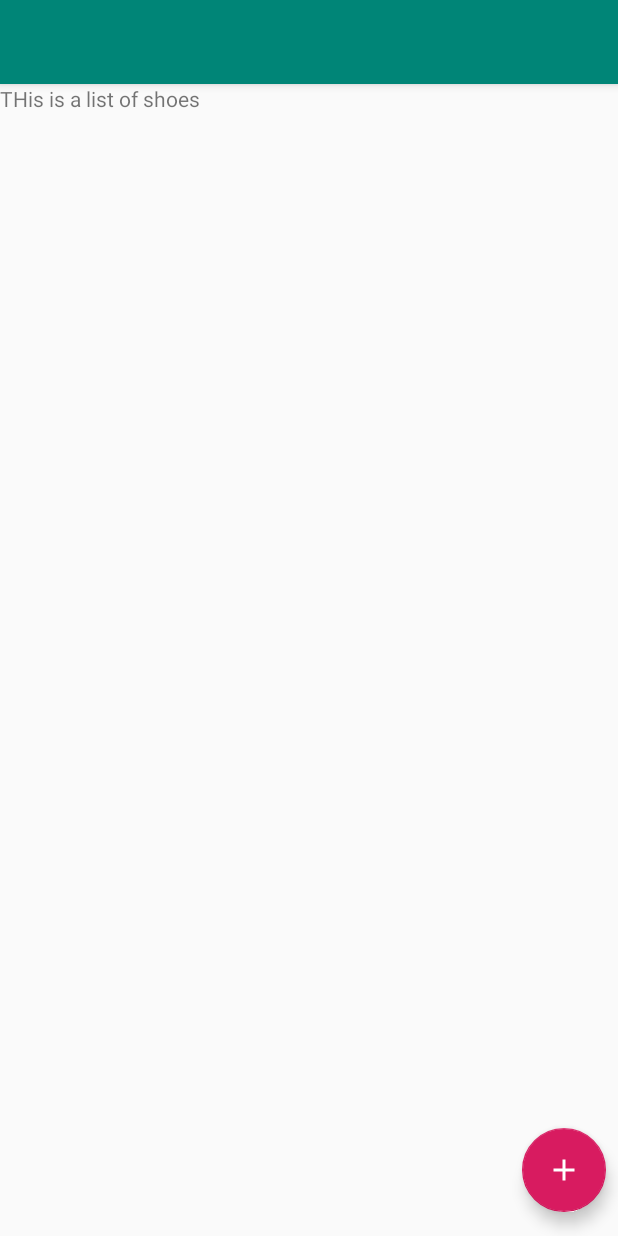
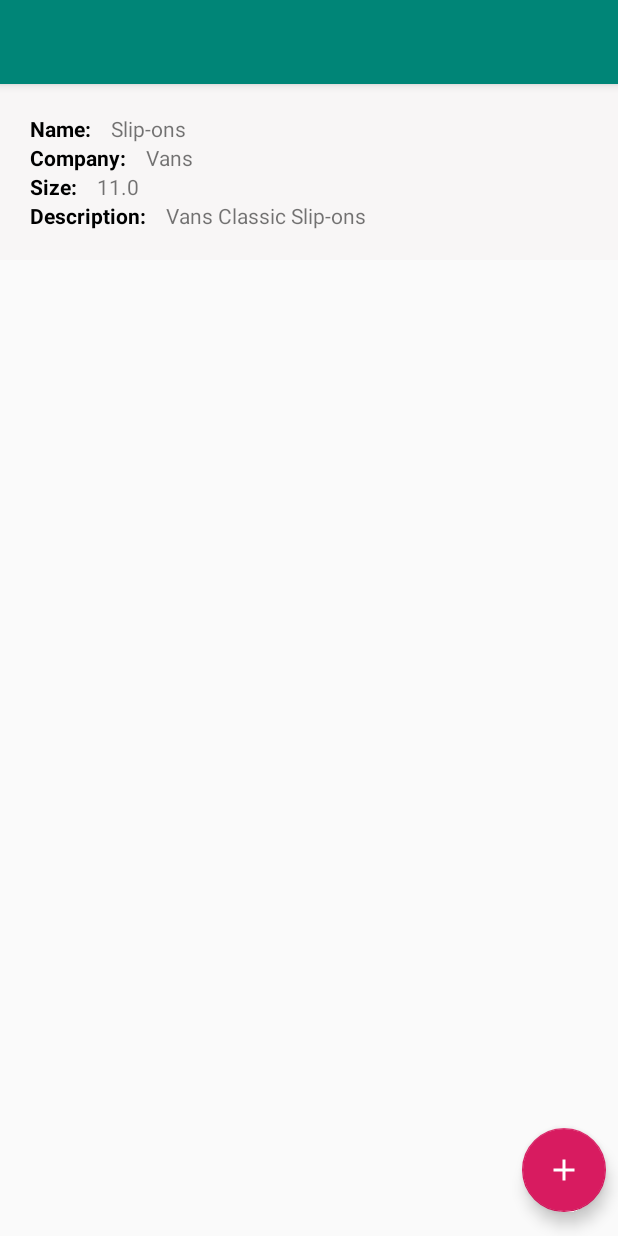
Before and after one commit to jmcs811/ShoeStore, an Android app: the ShoeListFragment screen opened through its navigation route, on a phone screen of 412 x 824 dp. Run offline under Robolectric (Android 15) with nearby library versions, the phone set to English and light mode, and no system bars; our stand-ins replace Timber, data binding, navigation-ui.

Commit message:
ViewModel is now working

```diff
--- a/app/src/main/java/com/udacity/shoestore/LoginFragment.kt
+++ b/app/src/main/java/com/udacity/shoestore/LoginFragment.kt
@@ -7,6 +7,7 @@ import android.view.View
 import android.view.ViewGroup
 import android.widget.Toolbar
 import androidx.databinding.DataBindingUtil
+import androidx.navigation.Navigation
 import androidx.navigation.findNavController
 import com.udacity.shoestore.databinding.FragmentLoginBinding
 
@@ -21,13 +22,13 @@ class LoginFragment : Fragment() {
         val binding: FragmentLoginBinding = DataBindingUtil.inflate(
             inflater, R.layout.fragment_login, container, false
         )
-        binding.loginButton.setOnClickListener{ view: View ->
-            view.findNavController().navigate(R.id.action_loginFragment_to_welcomeFragment)
-        }
+        binding.loginButton.setOnClickListener(
+            Navigation.createNavigateOnClickListener(R.id.action_loginFragment_to_welcomeFragment)
+        )
 
-        binding.signupButton.setOnClickListener { view: View ->
-            view.findNavController().navigate(R.id.action_loginFragment_to_welcomeFragment)
-        }
+        binding.signupButton.setOnClickListener(
+            Navigation.createNavigateOnClickListener(R.id.action_loginFragment_to_welcomeFragment)
+        )
         return binding.root
     }
 }
--- a/app/src/main/java/com/udacity/shoestore/ShoeListFragment.kt
+++ b/app/src/main/java/com/udacity/shoestore/ShoeListFragment.kt
@@ -1,19 +1,28 @@
 package com.udacity.shoestore
 
 import android.os.Bundle
+import android.util.Log
 import androidx.fragment.app.Fragment
 import android.view.LayoutInflater
 import android.view.View
 import android.view.ViewGroup
+import android.widget.LinearLayout
+import android.widget.TextView
 import androidx.databinding.DataBindingUtil
+import androidx.fragment.app.viewModels
+import androidx.lifecycle.LifecycleOwner
 import androidx.lifecycle.Observer
 import androidx.lifecycle.ViewModelProvider
 import androidx.navigation.Navigation
 import com.udacity.shoestore.databinding.FragmentShoeListBinding
+import com.udacity.shoestore.databinding.ShoeListItemBinding
+import com.udacity.shoestore.models.Shoe
+import timber.log.Timber
 
 
 class ShoeListFragment : Fragment() {
     private lateinit var binding: FragmentShoeListBinding
+    private lateinit var linearLayout: LinearLayout
     override fun onCreateView(
         inflater: LayoutInflater, container: ViewGroup?,
         savedInstanceState: Bundle?
@@ -22,18 +31,17 @@ class ShoeListFragment : Fragment() {
         binding = DataBindingUtil.inflate(
             inflater, R.layout.fragment_shoe_list, container, false
         )
-
+        val viewModel: ShoeViewModel by viewModels()
+        viewModel.shoeList.observe(this as LifecycleOwner, Observer {
+            for (shoe in viewModel.shoeList.value!!) {
+                val inBinding = ShoeListItemBinding.inflate(layoutInflater)
+                inBinding.shoeData = shoe
+                binding.shoeList.addView(inBinding.root)
+            }
+        })
         binding.fab.setOnClickListener(
             Navigation.createNavigateOnClickListener(R.id.action_shoeListFragment_to_shoeDetailFragment)
         )
         return binding.root
     }
-
-    override fun onViewCreated(view: View, savedInstanceState: Bundle?) {
-        super.onViewCreated(view, savedInstanceState)
-        val model = ViewModelProvider(requireActivity()).get(ShoeViewModel::class.java)
-        binding.lifecycleOwner = this
-
-
-    }
 }
--- a/app/src/main/java/com/udacity/shoestore/ShoeViewModel.kt
+++ b/app/src/main/java/com/udacity/shoestore/ShoeViewModel.kt
@@ -1,18 +1,54 @@
 package com.udacity.shoestore
 
+import android.util.Log
+import androidx.databinding.BaseObservable
+import androidx.databinding.Bindable
 import androidx.lifecycle.LiveData
 import androidx.lifecycle.MutableLiveData
+import androidx.lifecycle.SavedStateHandle
 import androidx.lifecycle.ViewModel
 import com.udacity.shoestore.models.Shoe
+import timber.log.Timber
 
 class ShoeViewModel : ViewModel() {
-    private val _shoes = MutableLiveData<MutableList<Shoe>>(mutableListOf())
-    val shoes: LiveData<MutableList<Shoe>>
-        get() = _shoes
 
-    fun saveCurrentDetail(detail: Shoe?) {
-        detail?.let {
-            _shoes.value?.add(it)
+    enum class SaveState {
+        SAVE,
+        NOPE
+    }
+
+    private var _shoeList = MutableLiveData<MutableList<Shoe>>()
+    val shoeList: LiveData<MutableList<Shoe>>
+        get() = _shoeList
+
+    private var _saveState = MutableLiveData<SaveState>()
+    val saveState: LiveData<SaveState>
+        get() = _saveState
+
+    init {
+        Timber.i("ShoeViewModel init")
+        _shoeList.value = mutableListOf()
+        addShoe("Slip-ons", 11.0, "Vans", "Vans Classic Slip-ons")
+        _saveState.value = SaveState.NOPE
+    }
+
+    fun addShoe(name: String, size: Double, company: String, desc: String) {
+        Timber.i("Adding Shoe")
+        _shoeList.value?.add(Shoe(name, size, company, desc))
+        Timber.i(_shoeList.value?.joinToString())
+    }
+
+    fun onEventSave(name: String, size: String, company: String, description: String) {
+        var sizeDouble : Double = 0.0
+        try {
+            sizeDouble = size.toDouble()
+        } catch (e: NumberFormatException) {
+            Timber.i("Invalid size entered")
         }
+        addShoe(name, sizeDouble, company, description)
+        _saveState.value = SaveState.SAVE
+    }
+    fun onEventSaveComplete() {
+        _saveState.value = SaveState.NOPE
     }
 }
--- a/app/src/main/java/com/udacity/shoestore/models/Shoe.kt
+++ b/app/src/main/java/com/udacity/shoestore/models/Shoe.kt
@@ -4,5 +4,6 @@ import android.os.Parcelable
 import kotlinx.android.parcel.Parcelize
 
 @Parcelize
-data class Shoe(var name: String, var size: Double, var company: String, var description: String,
-                val images: List<String> = mutableListOf()) : Parcelable
+data class Shoe(var name: String, var size: Double, var company: String, var description: String) : Parcelable
+//data class Shoe(var name: String, var size: Double, var company: String, var description: String,
+//                val images: List<String> = mutableListOf()) : Parcelable
--- a/app/src/main/res/layout/fragment_shoe_list.xml
+++ b/app/src/main/res/layout/fragment_shoe_list.xml
@@ -16,13 +16,11 @@
         tools:context=".ShoeListFragment">
 
         <LinearLayout
+            android:id="@+id/shoe_list"
             android:layout_width="match_parent"
-            android:layout_height="wrap_content">
+            android:layout_height="wrap_content"
+            android:orientation="vertical">
 
-            <TextView
-                android:layout_width="wrap_content"
-                android:layout_height="wrap_content"
-                android:text="THis is a list of shoes" />
 
         </LinearLayout>
 
--- /dev/null
+++ b/app/src/main/res/layout/shoe_list_item.xml
@@ -0,0 +1,104 @@
+<?xml version="1.0" encoding="utf-8"?>
+<layout xmlns:android="http://schemas.android.com/apk/res/android"
+    xmlns:app="http://schemas.android.com/apk/res-auto"
+    xmlns:tools="http://schemas.android.com/tools">
+
+    <data>
+        <variable
+            name="shoeData"
+            type="com.udacity.shoestore.models.Shoe" />
+    </data>
+
+    <androidx.constraintlayout.widget.ConstraintLayout
+        android:layout_width="match_parent"
+        android:layout_height="wrap_content"
+        android:layout_margin="20dp"
+        android:background="#7CF4F0F0"
+        android:padding="20dp">
+
+        <TextView
+            android:id="@+id/company_label"
+            android:layout_width="wrap_content"
+            android:layout_height="wrap_content"
+            android:text="Company: "
+            android:textColor="@android:color/black"
+            android:textStyle="bold"
+            app:layout_constraintEnd_toEndOf="parent"
+            app:layout_constraintHorizontal_bias="0.0"
+            app:layout_constraintStart_toStartOf="parent"
+            app:layout_constraintTop_toBottomOf="@+id/name_label" />
+
+        <TextView
+            android:id="@+id/name_label"
+            android:layout_width="wrap_content"
+            android:layout_height="wrap_content"
+            android:text="Name: "
+            android:textColor="@android:color/black"
+            android:textStyle="bold"
+            app:layout_constraintEnd_toEndOf="parent"
+            app:layout_constraintHorizontal_bias="0.0"
+            app:layout_constraintStart_toStartOf="parent"
+            app:layout_constraintTop_toTopOf="parent" />
+
+
+        <TextView
+            android:id="@+id/size_label"
+            android:layout_width="wrap_content"
+            android:layout_height="wrap_content"
+            android:text="Size: "
+            android:textColor="@android:color/black"
+            android:textStyle="bold"
+            app:layout_constraintStart_toStartOf="@+id/company_label"
+            app:layout_constraintTop_toBottomOf="@+id/company_label" />
+
+        <TextView
+            android:id="@+id/desc_label"
+            android:layout_width="wrap_content"
+            android:layout_height="wrap_content"
+            android:text="Description: "
+            android:textColor="@android:color/black"
+            android:textStyle="bold"
+            app:layout_constraintStart_toStartOf="@+id/size_label"
+            app:layout_constraintTop_toBottomOf="@+id/size_label" />
+
+        <TextView
+            android:id="@+id/desc_text"
+            android:layout_width="wrap_content"
+            android:layout_height="wrap_content"
+            android:layout_marginStart="10dp"
+            android:text="@{shoeData.description}"
+            app:layout_constraintStart_toEndOf="@+id/desc_label"
+            app:layout_constraintTop_toBottomOf="@+id/size_text" />
+
+
+        <TextView
+            android:id="@+id/size_text"
+            android:layout_width="wrap_content"
+            android:layout_height="wrap_content"
+            android:layout_marginStart="10dp"
+            android:text="@{Double.toString(shoeData.size)}"
+            app:layout_constraintStart_toEndOf="@+id/size_label"
+            app:layout_constraintTop_toBottomOf="@+id/company_text" />
+
+        <TextView
+            android:id="@+id/name_text"
+            android:layout_width="wrap_content"
+            android:layout_height="wrap_content"
+            android:layout_marginStart="10dp"
+            android:text="@{shoeData.name}"
+            app:layout_constraintStart_toEndOf="@+id/name_label"
+            app:layout_constraintTop_toTopOf="parent" />
+
+        <TextView
+            android:id="@+id/company_text"
+            android:layout_width="wrap_content"
+            android:layout_height="wrap_content"
+            android:layout_marginStart="10dp"
+            android:text="@{shoeData.company}"
+            app:layout_constraintStart_toEndOf="@+id/company_label"
+            app:layout_constraintTop_toBottomOf="@+id/name_text" />
+
+    </androidx.constraintlayout.widget.ConstraintLayout>
+
+
+</layout>
```
